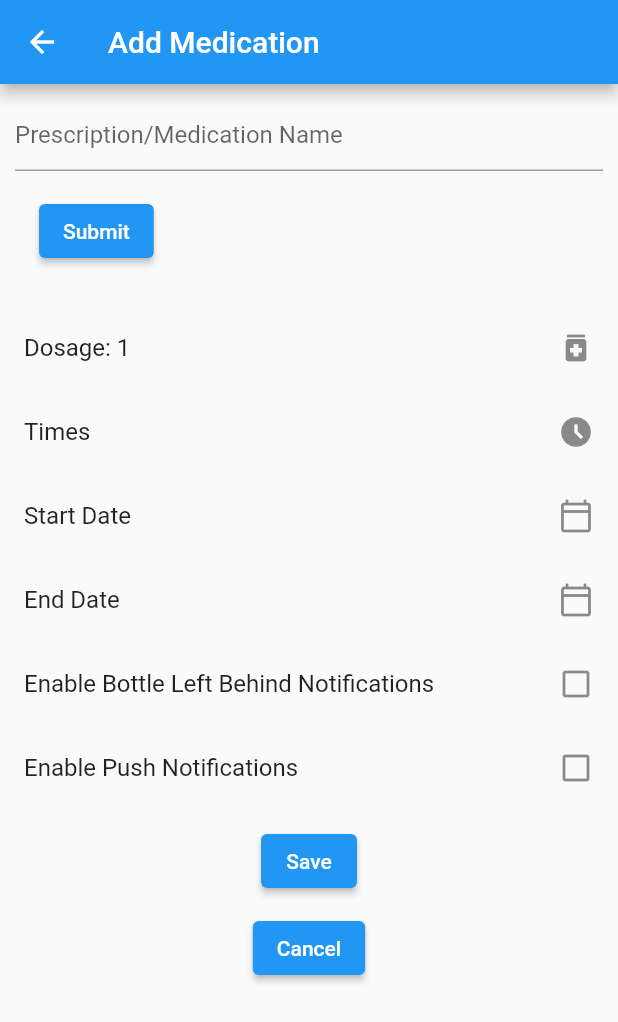
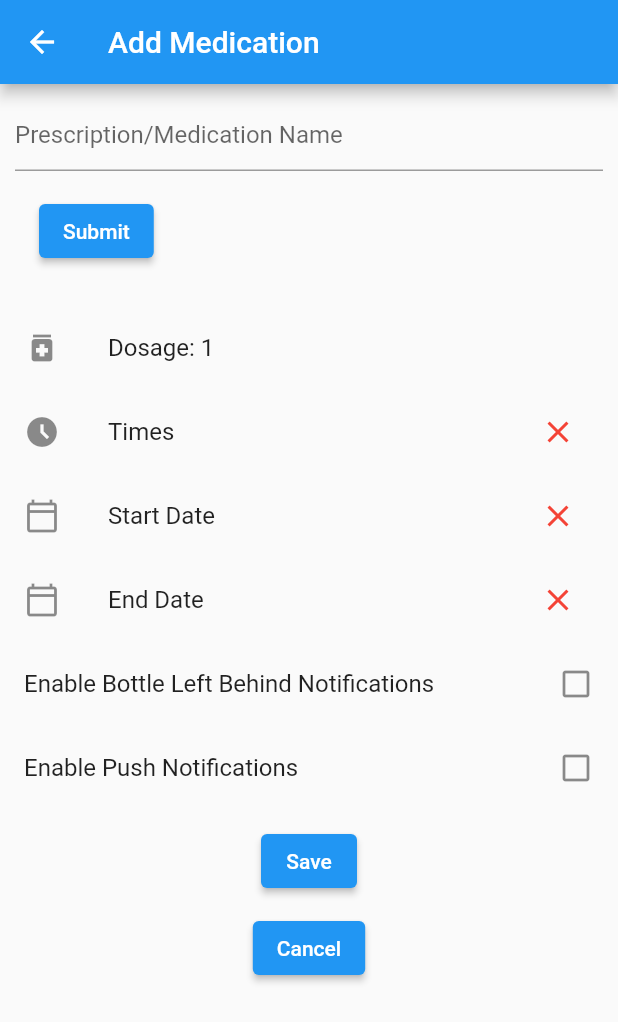
Before and after one commit to sunnyahu/EE475_app, a Flutter app: the screen it shows after launch, after a tap on the "add" icon, on a phone screen of 412 x 824 dp. Shown: the top 1022 px of the screen. Run offline on Flutter 3.47's test engine with Material 2 defaults, Android fonts, the phone set to English and light mode, and no system bars; our stand-ins replace flutter_blue, table_calendar.

Commit message:
Edit Medication mostly working?

```diff
--- a/lib/med/views/edit_medication.dart
+++ b/lib/med/views/edit_medication.dart
@@ -57,6 +57,7 @@ class EditMedicationState extends State<EditMedication> {
       endDateString = "End Date";
     } else {
       this.medication = medication;
+      data['name'] = medication.prescription['name'];
       data['dosage'] = medication.prescription['dosage'];
       push = medication.notificationSettings['push'];
       leftBehind = medication.notificationSettings['left_behind'];
@@ -65,7 +66,8 @@ class EditMedicationState extends State<EditMedication> {
         return "${time.hour}:${time.minute}${time.minute == 0 ? '0' : ''}";
       }).join(', ');
       timesString = "Times: $timesString";
-      data['times'] = medication.prescription['times'];
+      data['times'] = <DateTime>[];
+      data['times'].addAll(medication.prescription['times']);
       DateTime start = medication.prescription['start_date'];
       data['start_date'] = start;
       startDateString = "Start Date: ${start.month}-${start.day}-${start.year}";
@@ -93,7 +95,7 @@ class EditMedicationState extends State<EditMedication> {
               'name'),
           ListTile(
             title: Text("Dosage: ${data['dosage']}"),
-            trailing: const Icon(Icons.medication),
+            leading: const Icon(Icons.medication),
             onTap: () {
               Navigator.push(
                 context,
@@ -108,7 +110,19 @@ class EditMedicationState extends State<EditMedication> {
           ),
           ListTile(
             title: Text(timesString),
-            trailing: const Icon(Icons.access_time_filled),
+            trailing: IconButton(
+              icon: const Icon(Icons.close),
+              color: Colors.red,
+              tooltip: 'Remove Times',
+              splashRadius: 20,
+              onPressed: () {
+                setState(() {
+                  timesString = "Times";
+                  data['times'] = null;
+                });
+              },
+            ),
+            leading: const Icon(Icons.access_time_filled),
             onTap: () {
               Navigator.push(
                 context,
@@ -118,7 +132,7 @@ class EditMedicationState extends State<EditMedication> {
               ).then((value) {
                 // Reload Page.
                 setState(() {
-                  Set<DateTime> times = data['times']!;
+                  List<DateTime> times = data['times'] ??= [];
                   if (times.isNotEmpty) {
                     timesString = times.map((time) {
                       String pad = time.minute == 0 ? '0' : '';
@@ -132,7 +146,19 @@ class EditMedicationState extends State<EditMedication> {
           ),
           ListTile(
             title: Text(startDateString),
-            trailing: const Icon(Icons.calendar_today_outlined),
+            trailing: IconButton(
+              icon: const Icon(Icons.close),
+              color: Colors.red,
+              tooltip: 'Remove Start Date',
+              splashRadius: 20,
+              onPressed: () {
+                setState(() {
+                  startDateString = "Start Date";
+                  data['start_date'] = null;
+                });
+              },
+            ),
+            leading: const Icon(Icons.calendar_today_outlined),
             onTap: () {
               Navigator.push(
                 context,
@@ -154,7 +180,19 @@ class EditMedicationState extends State<EditMedication> {
           ),
           ListTile(
             title: Text(endDateString),
-            trailing: const Icon(Icons.calendar_today_outlined),
+            trailing: IconButton(
+              icon: const Icon(Icons.close),
+              color: Colors.red,
+              tooltip: 'Remove End Date',
+              splashRadius: 20,
+              onPressed: () {
+                setState(() {
+                  endDateString = "End Date";
+                  data['end_date'] = null;
+                });
+              },
+            ),
+            leading: const Icon(Icons.calendar_today_outlined),
             onTap: () {
               Navigator.push(
                 context,
@@ -215,9 +253,9 @@ class EditMedicationState extends State<EditMedication> {
               // end_date is not required since some patients may have
               // chronic conditions.
               for (final key in ['name', 'times', 'start_date']) {
-                if (data.containsKey(key)) {
+                if (data[key] != null) {
                   if (key == 'times') {
-                    medication!.prescription['times'].addAll(data['times']);
+                    medication!.prescription[key].addAll(data[key]);
                   } else {
                     medication!.prescription[key] = data[key];
                   }
@@ -225,20 +263,18 @@ class EditMedicationState extends State<EditMedication> {
                   missing.add(mapping[key]!);
                 }
               }
-              if (data['end_date'] != null) {
-                medication!.prescription['end_date'] = data['end_date'];
-              }
+              medication!.prescription['end_date'] = data['end_date'];
               medication!.notificationSettings['left_behind'] = leftBehind;
               medication!.notificationSettings['push'] = push;
               medication!.prescription['dosage'] = data['dosage'];
 
-              if ((isNew && missing.isEmpty) || !isNew) {
+              if (missing.isEmpty) {
                 if (isNew) {
                   // Add medication to list.
                   medications.add(medication!);
                 }
                 Navigator.pop(context);
-              } else if (isNew && missing.isNotEmpty) {
+              } else if (missing.isNotEmpty) {
                 showAlertDialog(context, missing.join(', '));
               }
             },
--- a/lib/widgets/time_select.dart
+++ b/lib/widgets/time_select.dart
@@ -20,7 +20,7 @@ class TimeSelectState extends State<TimeSelect> {
   late List<DateTime> selectedTimes;
 
   TimeSelectState(this.data) {
-    if (!data.containsKey('times')) {
+    if (data['times'] == null) {
       data['times'] = <DateTime>[];
     }
     selectedTimes = data['times'];
```
Also changed, not shown: lib/widgets/calendar.dart (+9 -3 lines).
